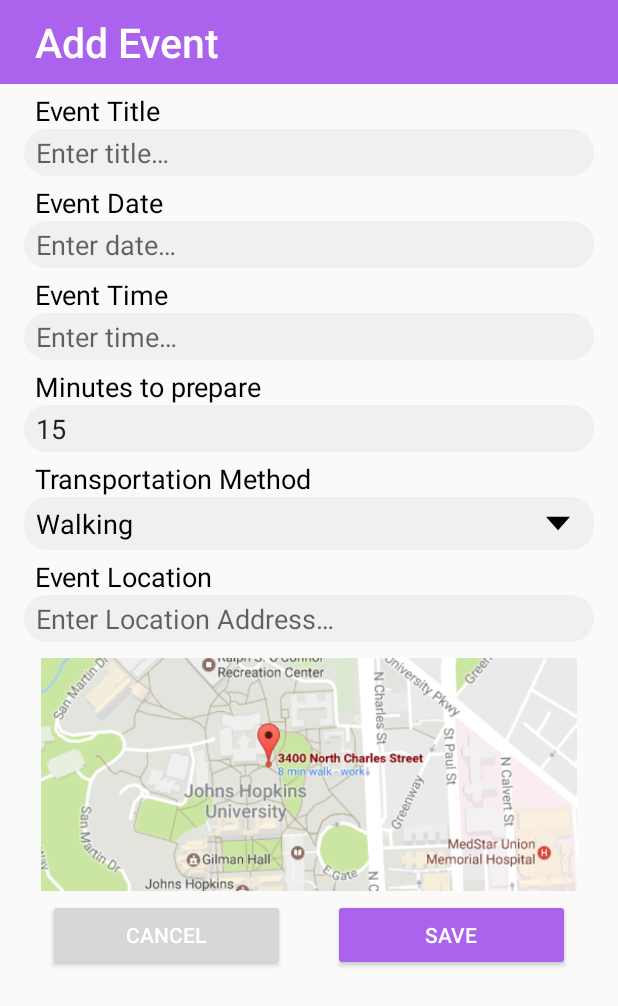
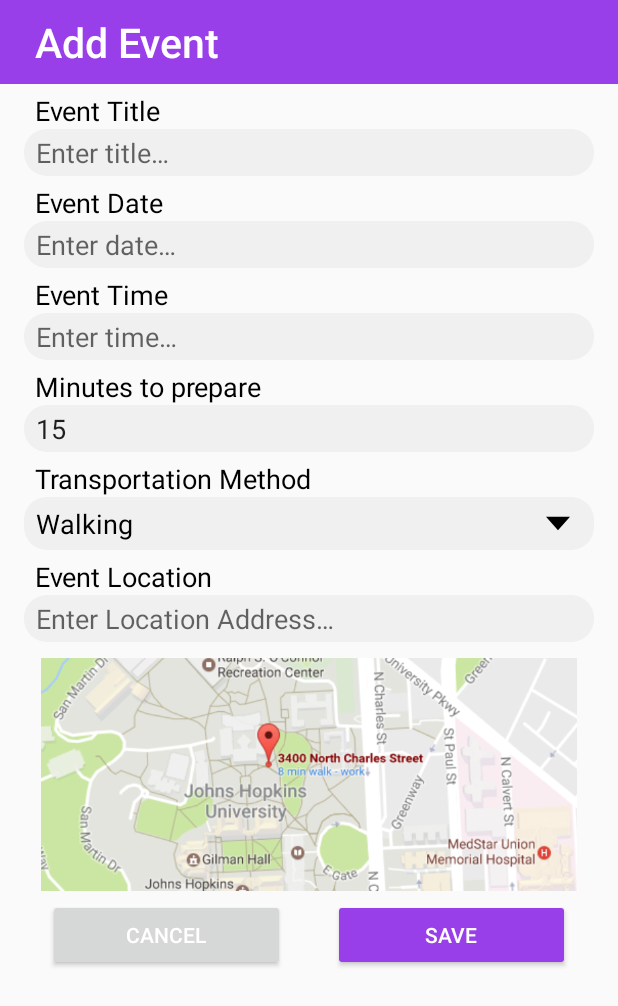
Before and after one commit to jkaryo1/GoTime, an Android app: the screen it shows after launch (EventActivity), after a tap on "Add Event", on a phone screen of 412 x 824 dp. Shown: the top 1006 px of the screen. Run offline under Robolectric (Android 15) with nearby library versions, the phone set to English and light mode, and no system bars.

Commit message:
cursor thing still there, but colors changed and scroll bar always there

```diff
--- a/ReminderApp/app/src/main/res/layout/activity_event.xml
+++ b/ReminderApp/app/src/main/res/layout/activity_event.xml
@@ -10,7 +10,8 @@
 
     <ScrollView
         android:layout_height="match_parent"
-        android:layout_width="match_parent">
+        android:layout_width="match_parent"
+        android:fadeScrollbars="false">
 
         <LinearLayout
             android:layout_width="match_parent"
--- a/ReminderApp/app/src/main/res/values/colors.xml
+++ b/ReminderApp/app/src/main/res/values/colors.xml
@@ -1,12 +1,12 @@
 <?xml version="1.0" encoding="utf-8"?>
 <resources>
-    <color name="colorPrimary">#AB63ED</color>
+    <color name="colorPrimary">#983fe9</color>
     <color name="colorPrimaryDark">#000000</color>
-    <color name="colorAccent">#AB63ED</color>
+    <color name="colorAccent">#983fe9</color>
     <color name="gray">#F0F0F0</color>
     <color name="colorGreen">#41CB12</color>
-    <color name="darkerCard">#ABA9F5</color>
-    <color name="lighterCard">#F5A9F4</color>
+    <color name="darkerCard">#c797f3</color>
+    <color name="lighterCard">#c797f3</color>
     <color name="white">#FFFFFF</color>
 
 
```
